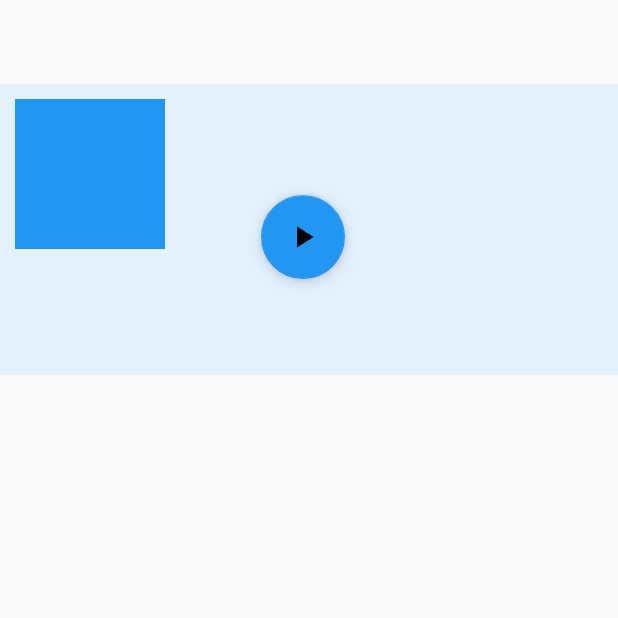
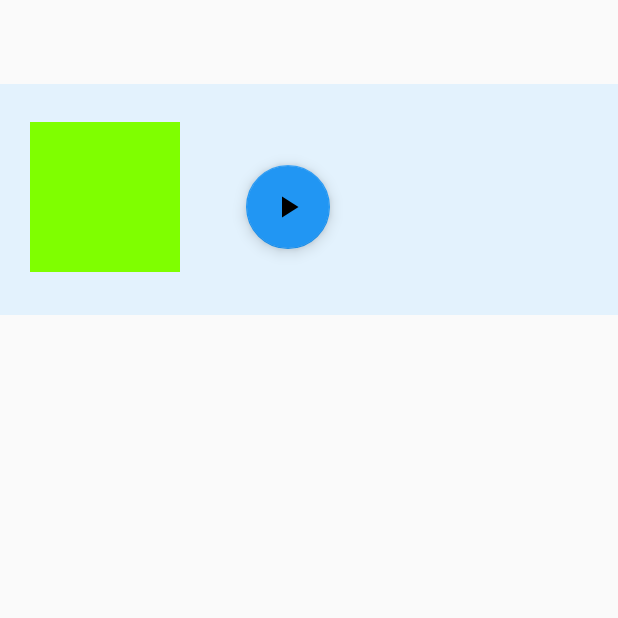
Before and after one commit to codemendozaa/GameDroid, an Android app: the screen it shows after launch (MainActivity), on a phone screen of 412 x 824 dp, the top half of it. Run offline under Robolectric (Android 15) with nearby library versions, the light colour scheme and no system bars.

Commit message:
gamer:juego terminado,probado y corregido

```diff
--- a/app/src/main/java/com/codemen/gamedroid/MainAdapter.kt
+++ b/app/src/main/java/com/codemen/gamedroid/MainAdapter.kt
@@ -71,7 +71,7 @@ class MainAdapter(
 
                     Toast.makeText(context,"Buen trabajo!!" + mainActivity.success,Toast.LENGTH_SHORT).show()
                     mainActivity.success++
-                    mainActivity.txt_acertada.setText("Correctas:" + mainActivity.success)
+                    mainActivity.txt_acertada.setText("Buenas:" + mainActivity.success)
 
                 } else {
 
--- a/app/src/main/res/layout/activity_main.xml
+++ b/app/src/main/res/layout/activity_main.xml
@@ -24,24 +24,25 @@
             android:id="@+id/txt_color"
             android:layout_width="100dp"
             android:layout_height="100dp"
-            android:background="@color/colorAccent"
-            android:layout_marginLeft="10dp" />
+            android:layout_marginLeft="20dp"
+            android:layout_marginTop="15dp"
+            android:background="@color/chartreuse" />
 
         <com.google.android.material.floatingactionbutton.FloatingActionButton
             android:id="@+id/fab_start"
             android:layout_width="wrap_content"
             android:layout_height="wrap_content"
             android:layout_margin="@dimen/fab_bigger_margin"
-            android:src="@drawable/ic_play_arrow_black_24dp"
             android:layout_weight="1"
-            android:clickable="true" />
+            android:clickable="true"
+            android:src="@drawable/ic_play_arrow_black_24dp" />
 
         <TextView
-        android:id="@+id/txt_contador"
-        android:textSize="30dp"
-        android:textAlignment="center"
-        android:layout_width="50dp"
-        android:layout_height="50dp"/>
+            android:id="@+id/txt_contador"
+            android:layout_width="63dp"
+            android:layout_height="96dp"
+            android:textAlignment="center"
+            android:textSize="50dp" />
 
         <LinearLayout
             android:layout_width="50dp"
@@ -50,9 +51,10 @@
 
             <TextView
                 android:id="@+id/txt_error"
-                android:layout_width="50dp"
-                android:layout_height="50dp"
+                android:layout_width="40dp"
+                android:layout_height="60dp"
                 android:textAlignment="textStart"
+                android:textColor="@color/red"
                 android:textSize="10dp" />
 
             <TextView
@@ -60,6 +62,7 @@
                 android:layout_width="50dp"
                 android:layout_height="50dp"
                 android:textAlignment="textStart"
+                android:textColor="@color/colorPrimary"
                 android:textSize="10dp" />
         </LinearLayout>
 
--- a/app/src/main/res/layout/item_color_row.xml
+++ b/app/src/main/res/layout/item_color_row.xml
@@ -15,6 +15,7 @@
         <TextView
             android:id="@+id/itemImageColor"
             android:clickable="true"
+            android:background="@color/chartreuse"
             android:layout_width="match_parent"
             android:layout_height="match_parent" />
 
--- a/app/src/main/res/values/dimens.xml
+++ b/app/src/main/res/values/dimens.xml
@@ -1,5 +1,5 @@
 <?xml version="1.0" encoding="utf-8"?>
 <resources>
     <dimen name="fab_margin">16dp</dimen>
-    <dimen name="fab_bigger_margin">64dp</dimen>
+    <dimen name="fab_bigger_margin">44dp</dimen>
 </resources>
```
Also changed, not shown: app/src/main/res/drawable/border.xml (added, +24 -0 lines).
